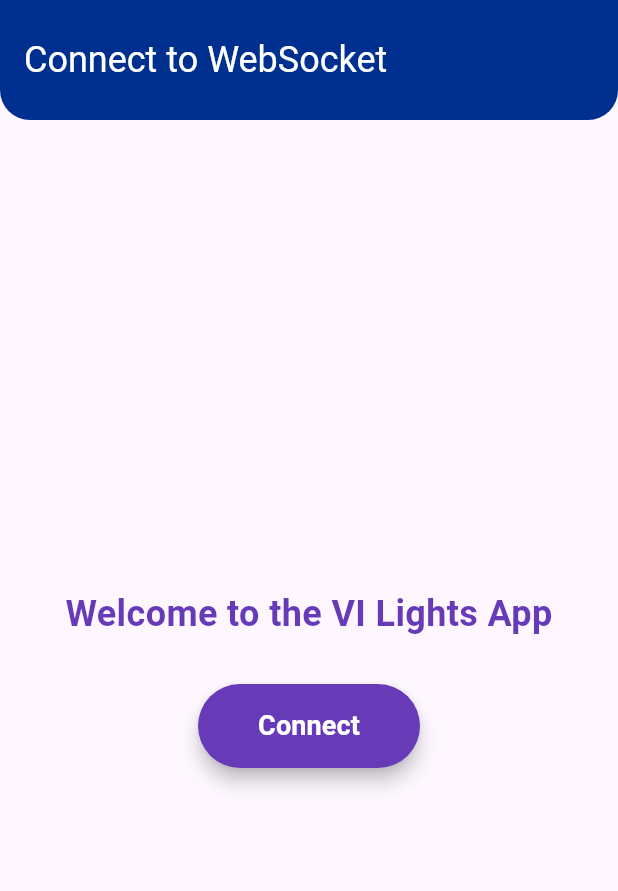
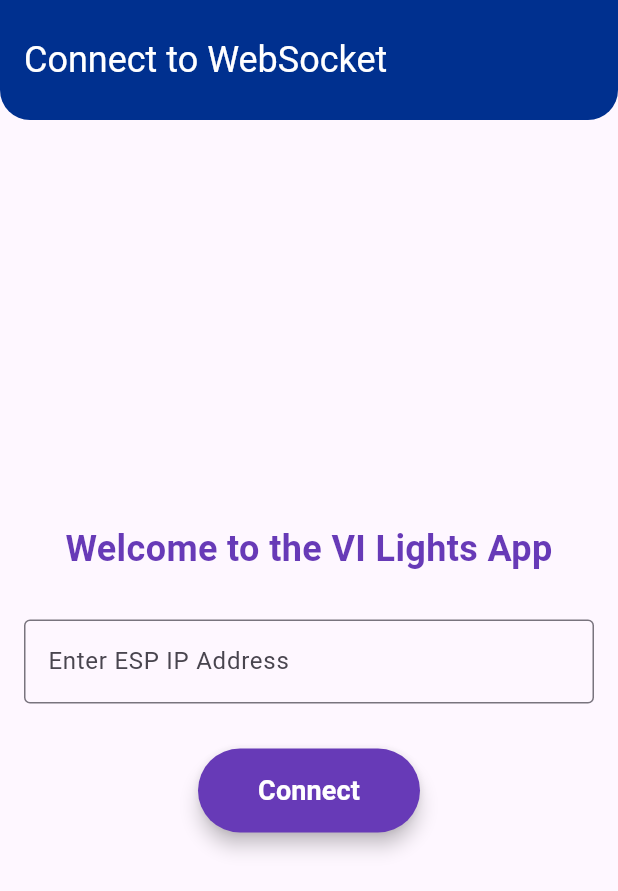
Before and after one commit to Akrem-Alamine/VI-Light, a Flutter app: the screen it shows after launch, on a phone screen of 412 x 824 dp. Shown: the top 891 px of the screen. Run offline on Flutter 3.47's test engine with Material 3 defaults, Android fonts, the light colour scheme and no system bars; missing offline and left inert: sunrise_sunset_calc.

Commit message:
version-9

```diff
--- a/vi_light/lib/view/connect_view.dart
+++ b/vi_light/lib/view/connect_view.dart
@@ -12,6 +12,8 @@ class ConnectView extends StatefulWidget {
 
 class _ConnectViewState extends State<ConnectView> {
   bool _isConnecting = false;
+  final TextEditingController _ipController = TextEditingController();
+  String _ipAddress = '';
 
   void _connect() async {
     setState(() {
@@ -28,7 +30,7 @@ class _ConnectViewState extends State<ConnectView> {
       }
     });
 
-    const serverUrl = 'ws://192.168.100.83:81';
+    final serverUrl = 'ws://$_ipAddress:81';
     final webSocketService = WebSocketService(serverUrl);
 
     try {
@@ -75,7 +77,7 @@ class _ConnectViewState extends State<ConnectView> {
         return AlertDialog(
           title: const Text('Connection Failed'),
           content: const Text(
-              'Unable to connect to the WebSocket server. Please try again later.'),
+              'Unable to connect to the WebSocket server. Please check the IP address and try again.'),
           actions: [
             TextButton(
               onPressed: () {
@@ -112,6 +114,19 @@ class _ConnectViewState extends State<ConnectView> {
                 textAlign: TextAlign.center,
               ),
               const SizedBox(height: 30),
+              // IP Address Input Field
+              TextField(
+                controller: _ipController,
+                decoration: const InputDecoration(
+                  labelText: 'Enter ESP IP Address',
+                  border: OutlineInputBorder(),
+                ),
+                keyboardType: TextInputType.number,
+                onChanged: (value) {
+                  _ipAddress = value;
+                },
+              ),
+              const SizedBox(height: 30),
               ElevatedButton(
                 onPressed: _isConnecting ? null : _connect,
                 style: ElevatedButton.styleFrom(
@@ -143,4 +158,10 @@ class _ConnectViewState extends State<ConnectView> {
       ),
     );
   }
+
+  @override
+  void dispose() {
+    _ipController.dispose();
+    super.dispose();
+  }
 }
```
